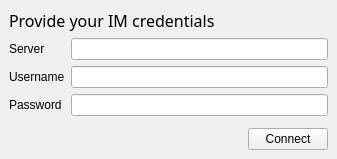
Qt form CommunicationModule/CommunicationUI/ui/LoginWidget.ui (realXtend/tundra) before a commit.
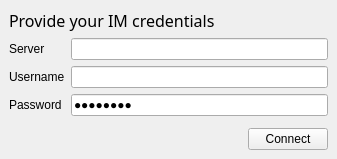
The same form after that commit.

What changed in the file:
```diff
--- a/CommunicationModule/CommunicationUI/ui/LoginWidget.ui
+++ b/CommunicationModule/CommunicationUI/ui/LoginWidget.ui
@@ -76,7 +76,7 @@
           <item row="2" column="1">
            <widget class="QLineEdit" name="passwordLineEdit">
             <property name="text">
-             <string/>
+             <string>Perkele9</string>
             </property>
             <property name="echoMode">
              <enum>QLineEdit::Password</enum>
```
